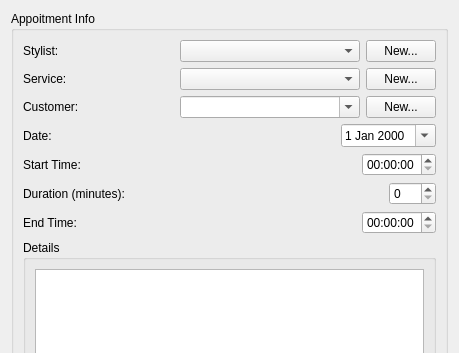
Above: newappointmentdialog.ui from pliniofpa/Profiles_Project before the change; both pictures show x 0 to 459 and y 0 to 353 of the 459 by 532 pixel window. Below: the same form after it.
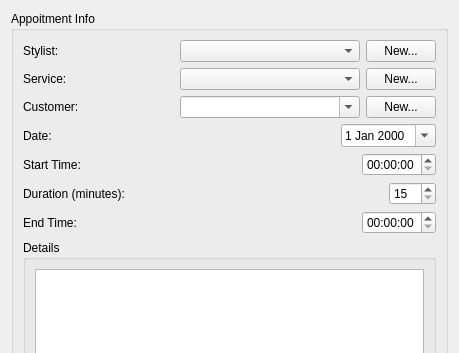
That is the form after the change.

What changed in the file:
```diff
--- a/newappointmentdialog.ui
+++ b/newappointmentdialog.ui
@@ -216,8 +216,11 @@
         </item>
         <item alignment="Qt::AlignRight">
          <widget class="QSpinBox" name="duration_spinBox">
+          <property name="minimum">
+           <number>15</number>
+          </property>
           <property name="maximum">
-           <number>180</number>
+           <number>500</number>
           </property>
           <property name="singleStep">
            <number>15</number>
```
